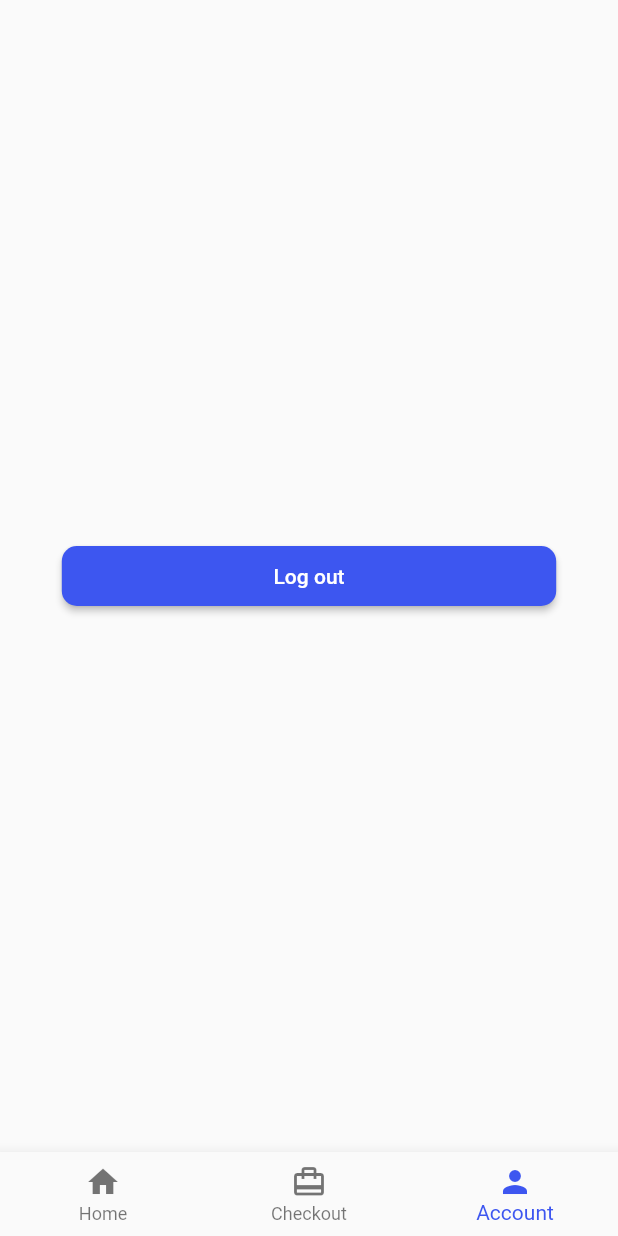
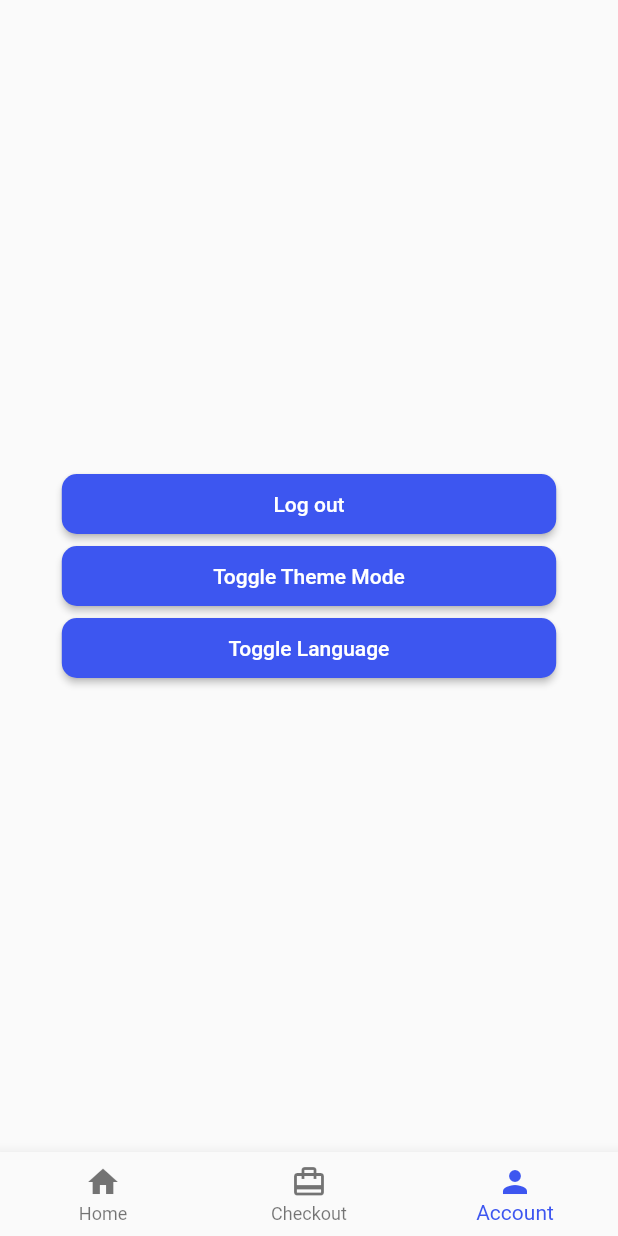
Before and after one commit to hammadparveez/bayt_test_app, a Flutter app: the BottomNavigationUI screen opened by its route, item 3 of the bottom bar chosen, on a phone screen of 412 x 824 dp. Run offline on Flutter 3.47's test engine with Material 2 defaults, Android fonts, the phone set to English and light mode, and no system bars; our stand-ins replace easy_localization, firebase_auth, firebase_core, shared_preferences; accounts and stored records are empty.

Commit message:
implemented dark mode

```diff
--- a/assets/translations/ar.json
+++ b/assets/translations/ar.json
@@ -29,5 +29,7 @@
     "something_went_wrong": "عفوًا ، كان هناك خطأ ما",
     "byat_test_app":"تطبيق Byat Test",
     "filter_by_nationality":"تصفية حسب الجنسية",
-    "date_range": "نطاق الموعد"
+    "date_range": "نطاق الموعد",
+    "toggle_theme": "تبديل وضع السمة",
+    "toggle_lang": "تبديل اللغة"
  }
--- a/assets/translations/en.json
+++ b/assets/translations/en.json
@@ -29,5 +29,7 @@
     "something_went_wrong": "Oops, There was something wrong"
 ,"byat_test_app":"Byat Test App",
 "filter_by_nationality": "Filter by nationality",
-"date_range": "Date Range"
+"date_range": "Date Range",
+"toggle_theme": "Toggle Theme Mode",
+"toggle_lang": "Toggle Language"
  }
--- a/lib/main.dart
+++ b/lib/main.dart
@@ -1,4 +1,3 @@
-
 import 'package:bayt_test_app/ui/app/byat_app.dart';
 
 import 'package:easy_localization/easy_localization.dart';
@@ -8,10 +7,11 @@ import 'package:flutter/material.dart';
 import 'package:shared_preferences/shared_preferences.dart';
 
 const SEARCHED_HISTORY_KEY = 'search_history_key';
+const THEME_STATUS_KEY = 'theme_dark_mode_key';
 late final SharedPreferences? pref;
 void main() async {
   await _init();
-  runApp(const ByatApp());
+  runApp(ByatApp());
 }
 
 Future<void> _init() async {
--- /dev/null
+++ b/lib/provider/theme_provider.dart
@@ -0,0 +1,27 @@
+import 'package:bayt_test_app/main.dart';
+import 'package:bayt_test_app/routes.dart';
+import 'package:flutter/material.dart';
+import 'package:easy_localization/easy_localization.dart';
+
+class ThemeProvider extends ChangeNotifier {
+  ThemeMode _themeMode = ThemeMode.system;
+  String? _themeStatusText;
+  ThemeMode get themeMode {
+    final savedThemeMode = pref?.getBool(THEME_STATUS_KEY);
+    if (savedThemeMode != null) {
+      _themeMode = savedThemeMode ? ThemeMode.dark : ThemeMode.light;
+    }
+    return _themeMode;
+  }
+
+  void toggleMode() async {
+    _themeMode =
+        _themeMode == ThemeMode.dark ? ThemeMode.light : ThemeMode.dark;
+    pref?.setBool(
+        THEME_STATUS_KEY, _themeMode == ThemeMode.dark ? true : false);
+
+    notifyListeners();
+  }
+
+
+}
--- a/lib/routes.dart
+++ b/lib/routes.dart
@@ -4,12 +4,13 @@ import 'package:bayt_test_app/ui/bottom_navigation/bottom_navigation.dart';
 import 'package:flutter/material.dart';
 
 class ByatRoute {
+  static final navigatorKey = GlobalKey<NavigatorState>();
   static const main = '/main';
   static const login = '/login';
   static Route? onGenerateRoute(RouteSettings settings) {
     switch (settings.name) {
       case main:
-        return _pageWrapper( const BottomNavigationUI());
+        return _pageWrapper(const BottomNavigationUI());
       case login:
         return _pageWrapper(const LoginUI());
     }
--- a/lib/ui/account/account.dart
+++ b/lib/ui/account/account.dart
@@ -1,7 +1,10 @@
+import 'package:bayt_test_app/provider/locale_provider.dart';
+import 'package:bayt_test_app/provider/theme_provider.dart';
 import 'package:bayt_test_app/routes.dart';
 import 'package:bayt_test_app/ui/base_widiget/elevated_button.dart';
 import 'package:flutter/material.dart';
 import 'package:easy_localization/easy_localization.dart';
+import 'package:provider/provider.dart';
 
 class AccountUI extends StatelessWidget {
   const AccountUI({super.key});
@@ -22,6 +25,22 @@ class AccountUI extends StatelessWidget {
                 }),
           ),
         ),
+        Center(
+          child: FractionallySizedBox(
+            widthFactor: .8,
+            child: ByatElevatedButton(
+                title: 'toggle_theme'.tr(),
+                onTap: context.read<ThemeProvider>().toggleMode),
+          ),
+        ),
+        Center(
+          child: FractionallySizedBox(
+            widthFactor: .8,
+            child: ByatElevatedButton(
+                title: 'toggle_lang'.tr(),
+                onTap: context.read<LocaleProvider>().toggleLang),
+          ),
+        ),
       ],
     );
   }
--- a/lib/ui/app/byat_app.dart
+++ b/lib/ui/app/byat_app.dart
@@ -1,6 +1,8 @@
 import 'package:bayt_test_app/provider/auth_provider.dart';
 import 'package:bayt_test_app/provider/filter_provider.dart';
+import 'package:bayt_test_app/provider/locale_provider.dart';
 import 'package:bayt_test_app/provider/search_provider.dart';
+import 'package:bayt_test_app/provider/theme_provider.dart';
 import 'package:bayt_test_app/routes.dart';
 import 'package:bayt_test_app/util/colors.dart';
 import 'package:easy_localization/easy_localization.dart';
@@ -8,12 +10,34 @@ import 'package:flutter/material.dart';
 import 'package:provider/provider.dart';
 
 class ByatApp extends StatelessWidget {
-  const ByatApp({super.key});
+   ByatApp({super.key});
   final localePath = 'assets/translations';
+
+
+final lightTheme = ThemeData(
+              indicatorColor: ByatColors.primaryDark,
+              cardColor: ByatColors.primary,
+              colorScheme: const ColorScheme.light(
+                primary: ByatColors.primary,
+              ),
+            );
+
+final darkTheme = ThemeData(
+              // cardColor: ByatColors.primary,
+              indicatorColor: ByatColors.white,
+              colorScheme: const ColorScheme.dark(
+                onPrimary: ByatColors.white,
+                primary: ByatColors.primary,
+                surface: ByatColors.primary,
+                secondary: ByatColors.white,
+              ),
+            );
   @override
   Widget build(BuildContext context) {
     return MultiProvider(
       providers: [
+        Provider(create: (_) => LocaleProvider()),
+        ChangeNotifierProvider(create: (ctx) => ThemeProvider()),
         ChangeNotifierProvider(create: (_) => AuthProvider()),
         ChangeNotifierProvider(create: (_) => FilterProvider()),
         ChangeNotifierProxyProvider<FilterProvider, SearchProvider>(
@@ -32,21 +56,17 @@ class ByatApp extends StatelessWidget {
             supportedLocales: context.supportedLocales,
             locale: context.locale,
             debugShowCheckedModeBanner: false,
-            theme: ThemeData(
-              cardColor: ByatColors.primary,
-              // radioTheme: RadioThemeData(
-              //     fillColor: MaterialStateProperty.all(ByatColors.white)),
-              colorScheme: ColorScheme.light(
-                primary: ByatColors.primary,
-                secondary: Color(0xff00ff00),
-                onSecondary: Color(0xff00ff00),
-              ),
-            ),
+            themeMode: context.watch<ThemeProvider>().themeMode,
+            darkTheme: darkTheme,
+            theme: lightTheme,
             onGenerateRoute: ByatRoute.onGenerateRoute,
             initialRoute: ByatRoute.login,
+            navigatorKey: ByatRoute.navigatorKey,
           );
         }),
       ),
     );
   }
+
+
 }
--- a/lib/ui/auth/login.dart
+++ b/lib/ui/auth/login.dart
@@ -4,6 +4,7 @@ import 'package:bayt_test_app/ui/base_widiget/elevated_button.dart';
 import 'package:bayt_test_app/ui/base_widiget/loader_dialog.dart';
 import 'package:bayt_test_app/ui/base_widiget/message_dialog.dart';
 import 'package:bayt_test_app/ui/base_widiget/text_field.dart';
+import 'package:bayt_test_app/util/colors.dart';
 
 import 'package:flutter/material.dart';
 
@@ -102,6 +103,11 @@ class _LoginUIState extends State<LoginUI> {
                     ? Alignment.centerRight
                     : Alignment.centerLeft,
                 child: TextButton(
+                    style: ButtonStyle(
+                        foregroundColor: MaterialStateProperty.all(
+                            Theme.of(context).brightness == Brightness.dark
+                                ? ByatColors.white
+                                : Theme.of(context).colorScheme.primary)),
                     onPressed: () {
                       if (context.locale.languageCode == 'en') {
                         context.setLocale(const Locale('ar'));
@@ -111,7 +117,6 @@ class _LoginUIState extends State<LoginUI> {
                     },
                     child: Text('lang'.tr())),
               ),
-              const SizedBox(height: 8),
               Consumer<AuthProvider>(builder: (context, authProvider, child) {
                 return FractionallySizedBox(
                   widthFactor: .7,
--- a/lib/ui/bottom_navigation/bottom_navigation.dart
+++ b/lib/ui/bottom_navigation/bottom_navigation.dart
@@ -19,11 +19,6 @@ class BottomNavigationUI extends StatefulWidget {
 class _BottomNavigationState extends State<BottomNavigationUI> {
   int _selectedIndex = 0;
   late final SearchProvider _searchProvider;
-  final screens = const [
-    HomeUI(),
-    CheckoutUI(),
-    AccountUI(),
-  ];
 
   @override
   initState() {
@@ -39,6 +34,8 @@ class _BottomNavigationState extends State<BottomNavigationUI> {
 
   @override
   dispose() {
+    _searchProvider.searchController.removeListener(() => _searchProvider
+        .searchContentByName(_searchProvider.searchController.text));
     _searchProvider.searchController.dispose();
     _searchProvider.searchFocusNode.dispose();
     super.dispose();
@@ -73,6 +70,12 @@ class _BottomNavigationState extends State<BottomNavigationUI> {
 
   @override
   Widget build(BuildContext context) {
+    final screens = [
+      HomeUI(),
+      CheckoutUI(),
+      AccountUI(),
+    ];
+
     return Scaffold(
       appBar: _selectedIndex == 0 ? _homeUIAppBar(context) : null,
       body: screens[_selectedIndex],
--- a/lib/ui/checkout/checkout.dart
+++ b/lib/ui/checkout/checkout.dart
@@ -13,7 +13,7 @@ class CheckoutUI extends StatelessWidget {
         children: [
           Container(
             padding: EdgeInsets.only(top: MediaQuery.of(context).padding.top),
-            color: ByatColors.primary,
+            color: Theme.of(context).colorScheme.primary,
             child: TabBar(tabs: [
               Tab(child: Text('byat'.tr())),
               Tab(child: Text('ryat'.tr())),
--- a/lib/ui/home/components/filter_dropdown.dart
+++ b/lib/ui/home/components/filter_dropdown.dart
@@ -1,4 +1,3 @@
-
 import 'package:bayt_test_app/util/colors.dart';
 import 'package:flutter/material.dart';
 
@@ -20,8 +19,13 @@ class FilterDropDown<T> extends StatelessWidget {
         value: value,
         underline: const SizedBox(),
         isExpanded: true,
+        iconEnabledColor: Theme.of(context).brightness == Brightness.light
+            ? ByatColors.dropdownArrowColor
+            : null,
         style: const TextStyle(color: Colors.white),
-        dropdownColor: ByatColors.primary,
+        dropdownColor: Theme.of(context).brightness == Brightness.light
+            ? ByatColors.primary
+            : ByatColors.dropdownColor,
         items: dropdownItems
             .map((e) => DropdownMenuItem(
                 value: e,
--- a/lib/ui/home/components/filter_sheet.dart
+++ b/lib/ui/home/components/filter_sheet.dart
@@ -76,8 +76,13 @@ class FilterSheet extends StatelessWidget {
               value: filter.selectedDateOrder,
               underline: const SizedBox(),
               isExpanded: true,
+              iconEnabledColor: Theme.of(context).brightness == Brightness.light
+                  ? ByatColors.dropdownArrowColor
+                  : null,
+              dropdownColor: Theme.of(context).brightness == Brightness.light
+                  ? ByatColors.primary
+                  : ByatColors.dropdownColor,
               style: const TextStyle(color: Colors.white),
-              dropdownColor: ByatColors.primary,
               items: OrderByDate.values
                   .map((e) => DropdownMenuItem(
                       value: e, child: Text(e.name.toUpperCase())))
--- a/lib/util/colors.dart
+++ b/lib/util/colors.dart
@@ -7,4 +7,6 @@ class ByatColors {
   static const black = Colors.black;
   static const ligtGrey = Color(0xFFC4C4C4);
   static const darkGrey = Color(0xFF9D9D9D);
+  static const dropdownColor = Color(0xFF303030);
+  static const dropdownArrowColor = Colors.white70;
 }
```
Also changed, not shown: lib/provider/locale_provider.dart (added, +14 -0 lines), lib/ui/base_widiget/text_field.dart (+4 -3 lines).
